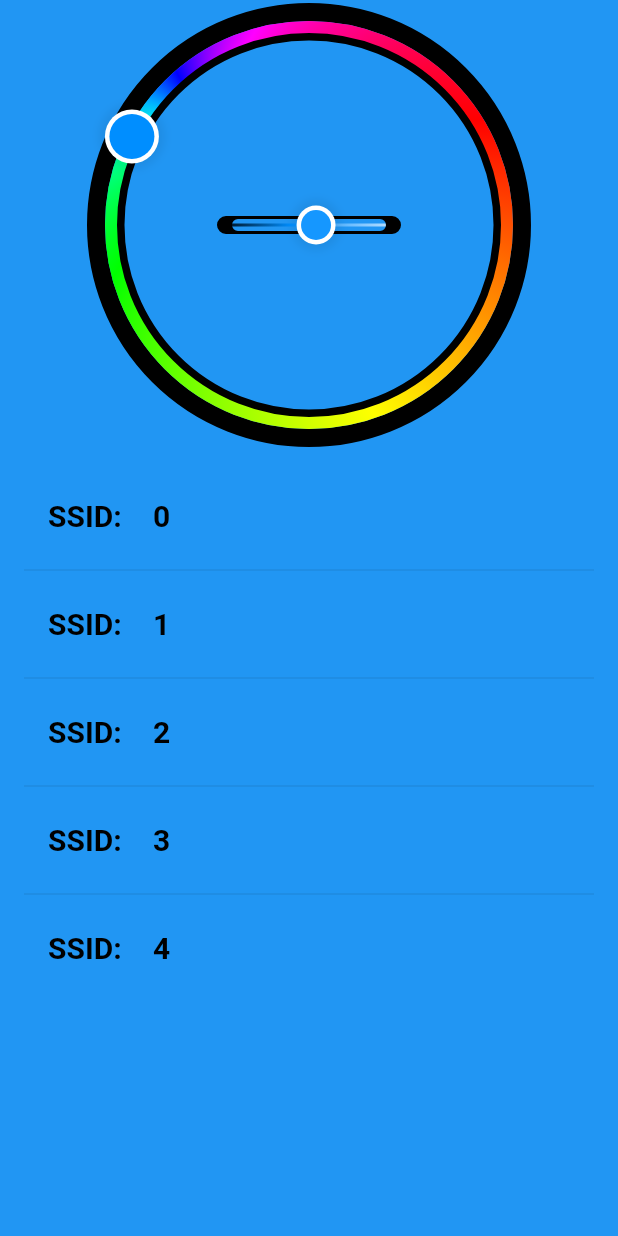
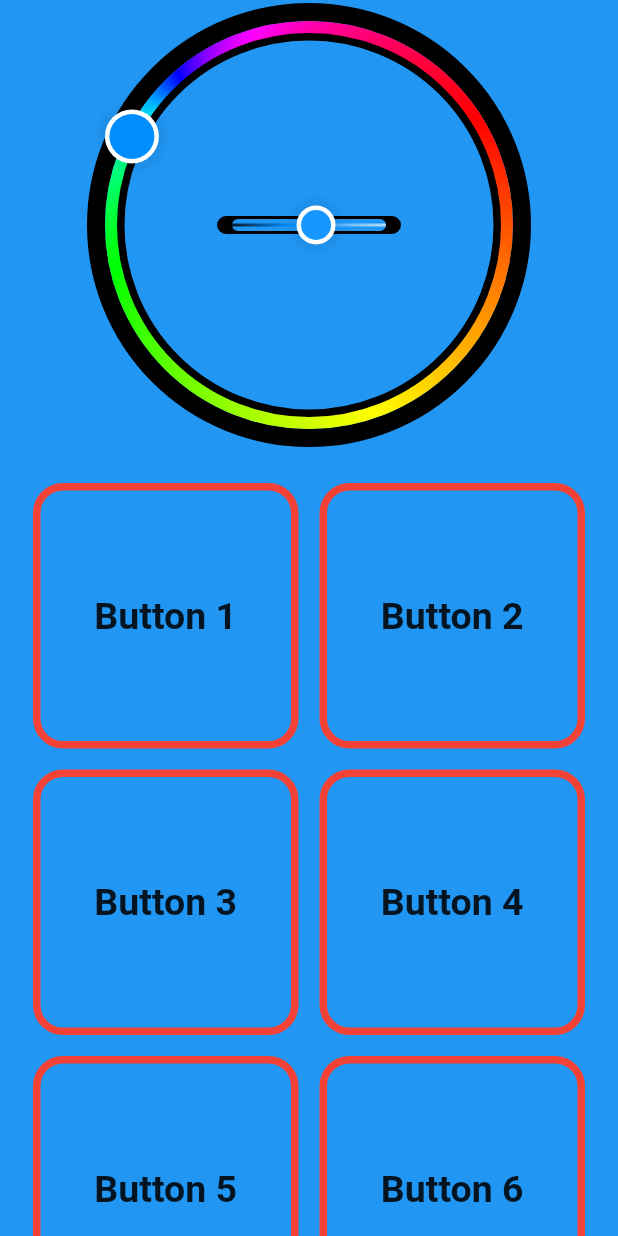
Before and after one commit to Oetoekkae/RGB-Led, a Flutter app: the screen it shows after launch, after a tap on the "wifi tethering" icon, on a phone screen of 412 x 824 dp. Run offline on Flutter 3.47's test engine with Material 2 defaults, Android fonts, the light colour scheme and no system bars; our stand-ins replace connectivity, hex.

Commit message:
implemented gridview for future changes

```diff
--- /dev/null
+++ b/Android-App/rgbled_wifi/lib/UI/my_button.dart
@@ -0,0 +1,27 @@
+import 'package:flutter/cupertino.dart';
+import 'package:flutter/material.dart';
+
+class MyButton extends StatelessWidget{
+
+  final String _name;
+  MyButton(this._name);
+
+  @override
+  Widget build(BuildContext context) {
+    return Container(
+      decoration: BoxDecoration(
+        border: Border.all(width: 5, color: Colors.red),
+        borderRadius: BorderRadius.all(Radius.circular(20)),
+      ),
+        child: new InkWell(
+              onTap: () => print("tap, tap, tapity, tap on " + _name),
+              child: new Container(
+                child: Text(_name,
+                  style: new TextStyle(fontSize: 25, fontWeight: FontWeight.bold),
+                  ),
+                alignment: Alignment.center,
+              ),
+        ),
+    );
+  }
+}
--- a/Android-App/rgbled_wifi/lib/main.dart
+++ b/Android-App/rgbled_wifi/lib/main.dart
@@ -1,10 +1,11 @@
 import 'package:flutter/material.dart';
+import 'package:flutter/services.dart';
 import 'package:rgbled_wifi/pages/wifi_page.dart';
 import 'package:rgbled_wifi/pages/wifi_connect_page.dart';
 import './pages/landing_page.dart';
 import 'package:connectivity/connectivity.dart';
 
-void main() {
+void main(){
 runApp(new MaterialApp(
     home: new WifiPageConnect(),
   ));
--- a/Android-App/rgbled_wifi/lib/pages/main_page.dart
+++ b/Android-App/rgbled_wifi/lib/pages/main_page.dart
@@ -3,6 +3,7 @@ import 'package:flutter/material.dart';
 import 'package:http/http.dart';
 //import 'package:flutter_circle_color_picker/flutter_circle_color_picker.dart';
 import 'package:rgbled_wifi/UI/flutter_circle_color_picker.dart';
+import 'package:rgbled_wifi/UI/my_button.dart';
 
 
 const String A = "0123456789abcdef";
@@ -19,7 +20,8 @@ class MainPageState extends State<MainPage> {
   @override
   Widget build(BuildContext context) {
     return MaterialApp(
-      home: Scaffold(
+      home: SafeArea(
+        child: Scaffold(
           backgroundColor: _bgColor,
           body: new Column(
               children: <Widget>[
@@ -31,23 +33,42 @@ class MainPageState extends State<MainPage> {
                     thumbSize: 36,
                   ),
                 Expanded(
-                child: Container(
-                  child: new ListView.separated(
-                    padding: const EdgeInsets.all(16.0),
-                    itemCount: 5,
-                    itemBuilder: (context, i) =>
-                        ListTile(
-                          leading: Text("SSID: ", style: _biggerFont,
+                  child: GridView.count(
+                    primary: false,
+                    padding: const EdgeInsets.all(20),
+                    crossAxisSpacing: 10,
+                    mainAxisSpacing: 10,
+                    crossAxisCount: 2,
+                    children: <Widget>[
+                      Container(
+                        padding: const EdgeInsets.all(2),
+                        child: MyButton("Button 1"),
                       ),
-                          title: Text(i.toString(), style: _biggerFont,
+                      Container(
+                        padding: const EdgeInsets.all(2),
+                        child: MyButton("Button 2"),
                       ),
+                      Container(
+                          padding: const EdgeInsets.all(2),
+                          child: MyButton("Button 3"),
                       ),
-                    separatorBuilder: (context, i) => Divider(),
-
+                      Container(
+                        padding: const EdgeInsets.all(2),
+                        child: MyButton("Button 4"),
                       ),
+                      Container(
+                        padding: const EdgeInsets.all(2),
+                        child: MyButton("Button 5"),
                       ),
+                      Container(
+                        padding: const EdgeInsets.all(2),
+                        child: MyButton("Button 6"),
                       ),
                     ],
+                  )
+                ),
+              ],
+            ),
         ),
       ),//   <--- image
     );
```
Lines whose indentation alone changed are shown as unchanged.
